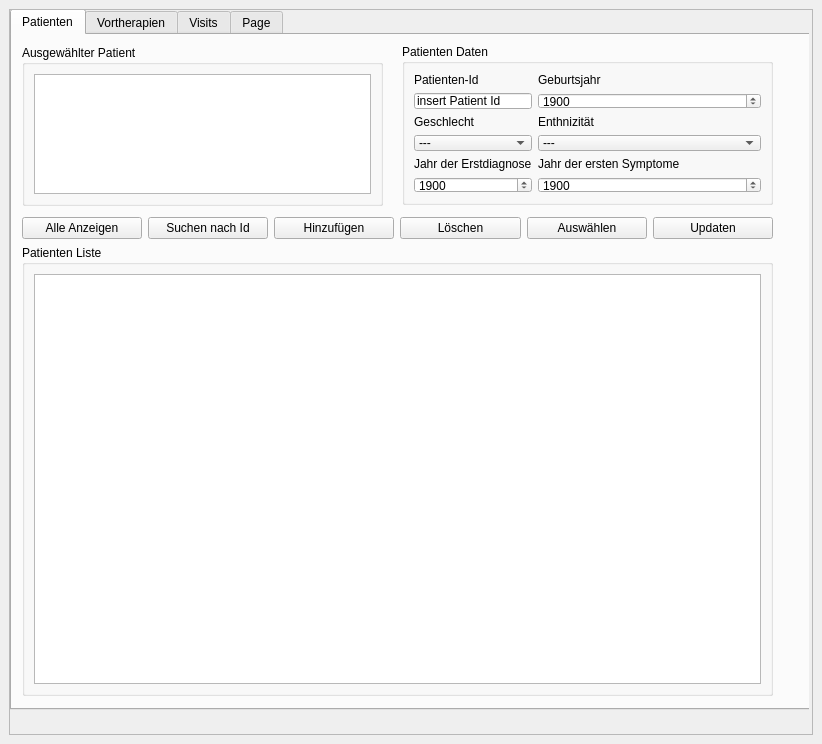
The window that 3drekonstruktionspeiseroehre/ui-files/show_data_window_design.ui (ds-lab/EsophagusVisualization) describes before a commit, drawn with Qt 5.
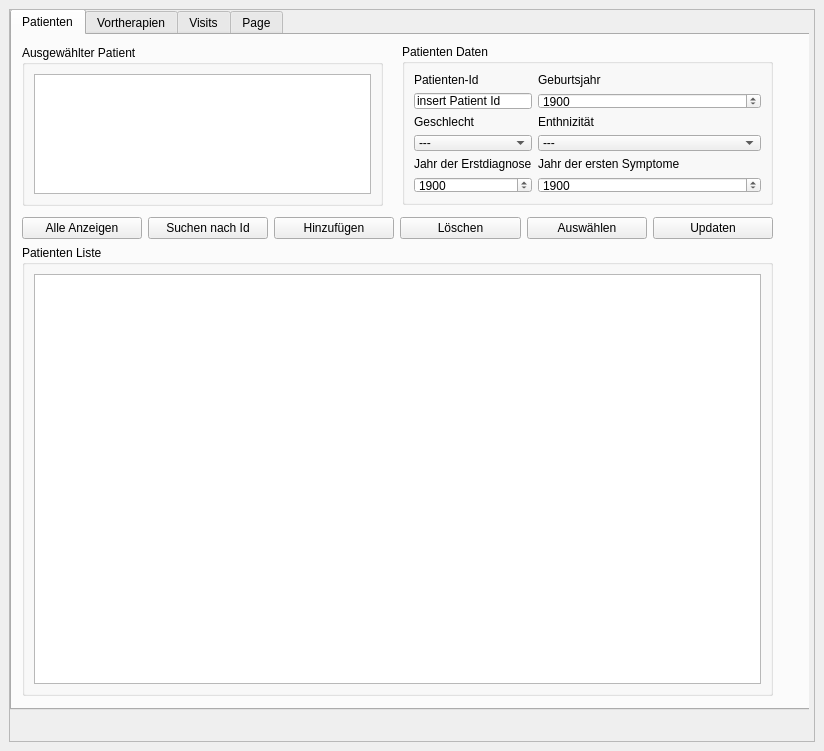
The same window after the commit.

Patch:
```diff
--- a/3drekonstruktionspeiseroehre/ui-files/show_data_window_design.ui
+++ b/3drekonstruktionspeiseroehre/ui-files/show_data_window_design.ui
@@ -6,8 +6,8 @@
    <rect>
     <x>0</x>
     <y>0</y>
-    <width>822</width>
-    <height>744</height>
+    <width>824</width>
+    <height>751</height>
    </rect>
   </property>
   <property name="maximumSize">
@@ -35,7 +35,7 @@
          <x>0</x>
          <y>0</y>
          <width>799</width>
-         <height>712</height>
+         <height>719</height>
         </rect>
        </property>
        <property name="minimumSize">
```
Left out of the diff: 8 changed lines with no effect on the pictures.
